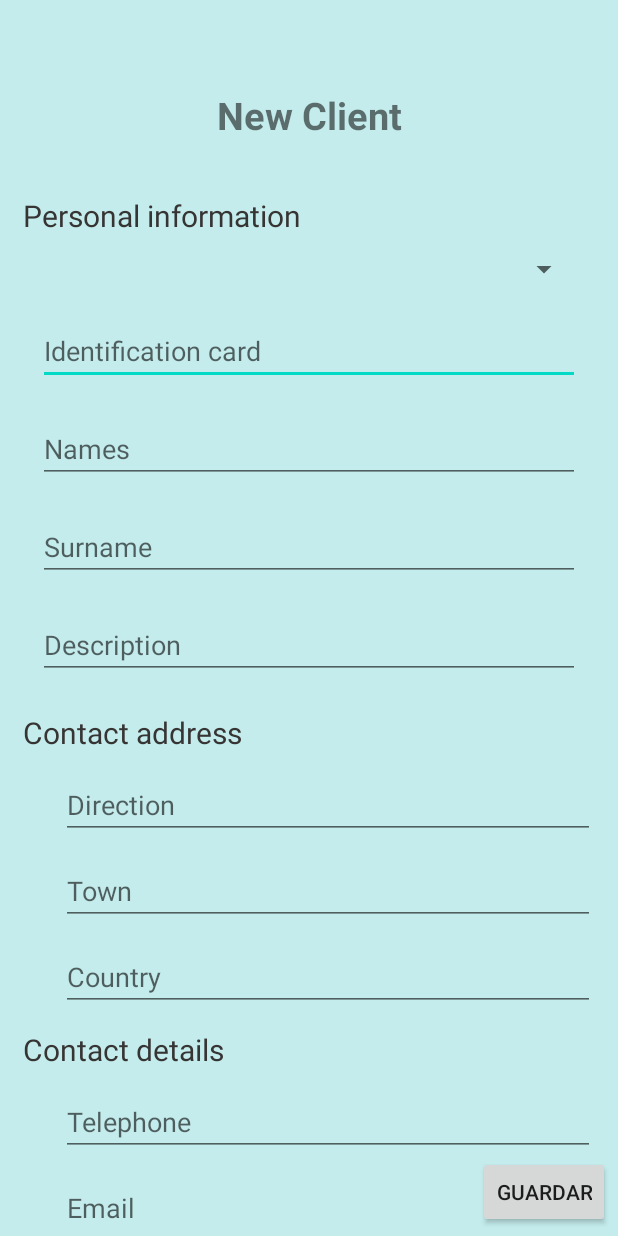
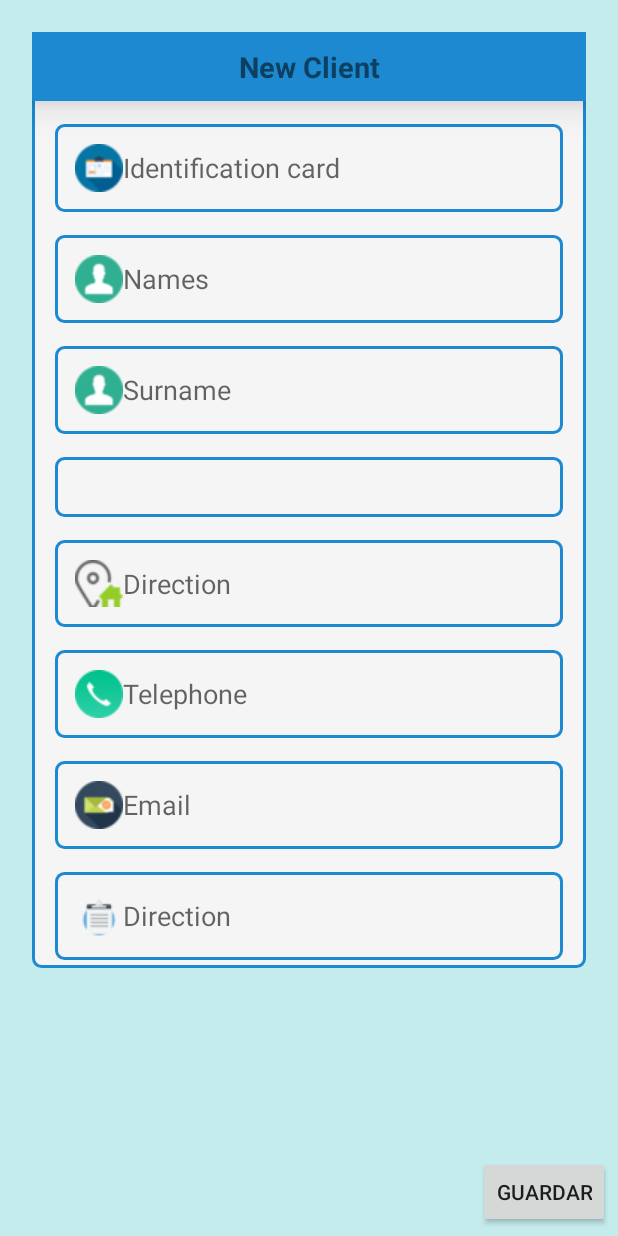
Before and after one commit to henryDev95/ProyectoMikroISP, an Android app: the layout activity_new_client.xml on its own in the app's theme, with its tools: preview values and no code run, on a phone screen of 412 x 824 dp. Run offline under Robolectric (Android 15) with nearby library versions, the phone set to English and light mode, and no system bars.

Commit message:
diseño de la interfaz del cliente

```diff
--- a/MikroIspApp/app/src/main/java/com/loogika/mikroisp/app/client/NewClientActivity.kt
+++ b/MikroIspApp/app/src/main/java/com/loogika/mikroisp/app/client/NewClientActivity.kt
@@ -19,17 +19,21 @@ class NewClientActivity : AppCompatActivity(){
         // Vincula la variabl con la vista
         binding = ActivityNewClientBinding.inflate(layoutInflater)
         setContentView(binding.root)
-        setupSpinner()
+      //  setupSpinner()
         //val string: String = getString(com.loogika.mikroisp.app.R.string.hello)
 
+        /*
         binding.save.setOnClickListener {
             val intento1 = Intent(this, DetailClientActivity::class.java)
             startActivity(intento1)
         }
 
+         */
+
 
     }
 
+    /*
     private fun setupSpinner() {
         val languages = resources.getStringArray(com.loogika.mikroisp.app.R.array.Languages)
         val spinner = binding.typeclient
@@ -48,6 +52,6 @@ class NewClientActivity : AppCompatActivity(){
     }
 
 
-
+    */
 
 }
--- a/MikroIspApp/app/src/main/res/drawable/shape_brakground.xml
+++ b/MikroIspApp/app/src/main/res/drawable/shape_brakground.xml
@@ -2,6 +2,6 @@
 <shape xmlns:android="http://schemas.android.com/apk/res/android"
     android:shape="rectangle">
     <solid android:color="@color/whitesmoke"></solid>
-    <stroke android:color="@color/colorSplash" android:width="3dp"/>
-    <corners android:radius="25dp"/>
+    <stroke android:color="@color/colorSplash" android:width="2dp"/>
+    <corners android:radius="5dp"/>
 </shape>
--- a/MikroIspApp/app/src/main/res/layout/activity_new_client.xml
+++ b/MikroIspApp/app/src/main/res/layout/activity_new_client.xml
@@ -5,199 +5,162 @@
     android:layout_width="match_parent"
     android:layout_height="match_parent"
     android:background="@color/colorFont"
-    android:padding="5dp"
-   >
+    android:padding="5dp">
 
     <androidx.core.widget.NestedScrollView
         android:layout_width="match_parent"
         android:layout_height="match_parent"
-        app:layout_constraintBottom_toTopOf="@+id/save"
         app:layout_constraintStart_toStartOf="parent"
-        app:layout_constraintEnd_toEndOf="parent"
-        >
-
-        <androidx.constraintlayout.widget.ConstraintLayout
-            android:layout_width="match_parent"
-            android:layout_height="match_parent"
-            android:background="@color/colorFont"
-            android:padding="10dp">
-
-
-            <TextView
-                android:id="@+id/textView2"
-                android:layout_width="wrap_content"
-                android:layout_height="wrap_content"
-                android:layout_marginTop="44dp"
-                android:text="@string/newClient"
-                android:textSize="25dp"
-                android:textStyle="bold"
-                app:layout_constraintEnd_toEndOf="parent"
-                app:layout_constraintStart_toStartOf="parent"
-                app:layout_constraintTop_toTopOf="parent" />
-
+        app:layout_constraintEnd_toEndOf="parent">
         <LinearLayout
-                android:id="@+id/identification"
+            android:orientation="vertical"
+            android:layout_margin="16dp"
             android:layout_width="match_parent"
             android:layout_height="wrap_content"
-                android:layout_marginTop="36dp"
-                android:orientation="vertical"
-                app:layout_constraintEnd_toEndOf="parent"
-                app:layout_constraintStart_toStartOf="parent"
-                app:layout_constraintTop_toBottomOf="@+id/textView2"
-                tools:ignore="MissingConstraints">
+            android:background="@drawable/shape_brakground">
+            <TextView
+                android:text="@string/newClient"
+                android:textStyle="bold"
+                android:textSize="19sp"
+                android:padding="10dp"
+                android:elevation="15dp"
+                android:background="@color/colorSplash"
+                android:layout_gravity="center"
+                android:gravity="center"
+                android:layout_width="match_parent"
+                android:layout_height="wrap_content"/>
 
-                <TextView
-                    android:id="@+id/textView4"
+            <EditText
+                android:id="@+id/dni"
                 android:layout_width="match_parent"
                 android:layout_height="wrap_content"
-                    android:text="@string/personalInformation"
-                    android:textColor="@color/colorBlack"
-                    android:textSize="20sp" />
+                android:hint="@string/identificationcard"
+                android:inputType="textPersonName"
+                android:textSize="18sp"
+                android:textStyle="normal"
+                android:background="@drawable/shape_brakground"
+                android:padding="13dp"
+                android:layout_marginLeft="15dp"
+                android:layout_marginRight="15dp"
+                android:layout_marginTop="15dp"
+                android:layout_marginBottom="5dp"
+                android:drawableLeft="@drawable/ico_dni"
+                />
 
+            <EditText
+                android:id="@+id/userName"
+                android:layout_width="match_parent"
+                android:layout_height="wrap_content"
+                android:hint="@string/names"
+                android:inputType="textPersonName"
+                android:textSize="18sp"
+                android:textStyle="normal"
+                android:background="@drawable/shape_brakground"
+                android:padding="13dp"
+                android:layout_marginLeft="15dp"
+                android:layout_marginRight="15dp"
+                android:layout_marginTop="10dp"
+                android:layout_marginBottom="5dp"
+                android:drawableLeft="@drawable/ico_name"
+                />
+            <EditText
+                android:id="@+id/secondName"
+                android:layout_width="match_parent"
+                android:layout_height="wrap_content"
+                android:hint="@string/surname"
+                android:inputType="textPersonName"
+                android:textSize="18sp"
+                android:textStyle="normal"
+                android:background="@drawable/shape_brakground"
+                android:padding="13dp"
+                android:layout_marginLeft="15dp"
+                android:layout_marginRight="15dp"
+                android:layout_marginTop="10dp"
+                android:layout_marginBottom="5dp"
+                android:drawableLeft="@drawable/ico_name"
+                />
             <Spinner
                 android:id="@+id/typeclient"
                 android:layout_width="match_parent"
                 android:layout_height="wrap_content"
-                    android:layout_margin="10dp"
-                    android:layout_marginTop="12dp"
                 android:text="Hello Tutorialwing"
-                    android:layout_centerInParent="true"/>
+                android:padding="20dp"
+                android:layout_marginLeft="15dp"
+                android:layout_marginRight="15dp"
+                android:layout_marginTop="10dp"
+                android:layout_marginBottom="5dp"
+                android:background="@drawable/shape_brakground"
 
+                />
 
             <EditText
-                    android:id="@+id/cedula"
+                android:id="@+id/address"
                 android:layout_width="match_parent"
                 android:layout_height="wrap_content"
-                    android:layout_margin="10dp"
-                    android:hint="@string/identificationcard"
-                    android:inputType="number"
-                    android:maxLength="13" />
+                android:hint="@string/direction"
+                android:inputType="textPersonName"
+                android:textSize="18sp"
+                android:textStyle="normal"
+                android:background="@drawable/shape_brakground"
+                android:padding="13dp"
+                android:layout_marginLeft="15dp"
+                android:layout_marginRight="15dp"
+                android:layout_marginTop="10dp"
+                android:layout_marginBottom="5dp"
+                android:drawableLeft="@drawable/ico_address"/>
 
             <EditText
-                    android:id="@+id/LastName"
+                android:id="@+id/telephone"
                 android:layout_width="match_parent"
                 android:layout_height="wrap_content"
-                    android:layout_margin="10dp"
-                    android:ems="10"
-                    android:hint="@string/names"
-                    android:inputType="textPersonName" />
+                android:hint="@string/telephone"
+                android:inputType="number"
+                android:textSize="18sp"
+                android:textStyle="normal"
+                android:background="@drawable/shape_brakground"
+                android:padding="13dp"
+                android:layout_marginLeft="15dp"
+                android:layout_marginRight="15dp"
+                android:layout_marginTop="10dp"
+                android:layout_marginBottom="5dp"
+                android:drawableLeft="@drawable/ico_telephone"/>
 
             <EditText
-                    android:id="@+id/SecondName"
+                android:id="@+id/Email"
                 android:layout_width="match_parent"
                 android:layout_height="wrap_content"
-                    android:layout_margin="10dp"
-                    android:ems="10"
-                    android:hint="@string/surname"
-                    android:inputType="textPersonName" />
-
+                android:hint="@string/email"
+                android:inputType="textEmailAddress"
+                android:textSize="18sp"
+                android:textStyle="normal"
+                android:background="@drawable/shape_brakground"
+                android:padding="13dp"
+                android:layout_marginLeft="15dp"
+                android:layout_marginRight="15dp"
+                android:layout_marginTop="10dp"
+                android:layout_marginBottom="5dp"
+                android:drawableLeft="@drawable/ico_email"/>
             <EditText
-                    android:id="@+id/Description"
+                android:id="@+id/descripcion"
                 android:layout_width="match_parent"
                 android:layout_height="wrap_content"
-                    android:layout_margin="10dp"
-                    android:ems="10"
-                    android:hint="@string/description"
-                    android:inputType="textPersonName" />
+                android:hint="@string/direction"
+                android:inputType="textPersonName"
+                android:textSize="18sp"
+                android:textStyle="normal"
+                android:background="@drawable/shape_brakground"
+                android:padding="13dp"
+                android:layout_marginLeft="15dp"
+                android:layout_marginRight="15dp"
+                android:layout_marginTop="10dp"
+                android:layout_marginBottom="5dp"
+                android:drawableLeft="@drawable/ico_description"/>
 
-            </LinearLayout>
-
-
-            <LinearLayout
-                android:id="@+id/detallContact"
-                android:layout_width="match_parent"
-                android:layout_height="wrap_content"
-                android:layout_marginTop="12dp"
-                android:orientation="vertical"
-                app:layout_constraintEnd_toEndOf="parent"
-                app:layout_constraintHorizontal_bias="0.555"
-                app:layout_constraintStart_toStartOf="parent"
-                app:layout_constraintTop_toBottomOf="@+id/identification">
-
-                <TextView
-                    android:id="@+id/textCont"
-                    android:layout_width="match_parent"
-                    android:layout_height="wrap_content"
-                    android:text="@string/contactAddress"
-                    android:textColor="@color/colorBlack"
-                    android:textSize="20sp" />
-
-                <EditText
-                    android:id="@+id/direction"
-                    android:layout_width="match_parent"
-                    android:layout_height="wrap_content"
-                    android:layout_marginLeft="25dp"
-                    android:layout_marginTop="12dp"
-                    android:ems="10"
-                    android:hint="@string/direction"
-                    android:inputType="textPersonName" />
-
-                <EditText
-                    android:id="@+id/town"
-                    android:layout_width="match_parent"
-                    android:layout_height="wrap_content"
-                    android:layout_marginLeft="25dp"
-                    android:layout_marginTop="12dp"
-                    android:ems="10"
-                    android:hint="@string/town"
-                    android:inputType="textPersonName" />
-
-                <EditText
-                    android:id="@+id/country"
-                    android:layout_width="match_parent"
-                    android:layout_height="wrap_content"
-                    android:layout_marginLeft="25dp"
-                    android:layout_marginTop="12dp"
-                    android:ems="10"
-                    android:hint="@string/country"
-                    android:inputType="textPersonName" />
 
 
         </LinearLayout>
 
 
-            <LinearLayout
-                android:id="@+id/contact"
-                android:layout_width="match_parent"
-                android:layout_height="wrap_content"
-                android:layout_marginTop="12dp"
-                android:orientation="vertical"
-                app:layout_constraintEnd_toEndOf="parent"
-                app:layout_constraintHorizontal_bias="0.555"
-                app:layout_constraintStart_toStartOf="parent"
-                app:layout_constraintTop_toBottomOf="@+id/detallContact">
-
-                <TextView
-                    android:id="@+id/textContact"
-                    android:layout_width="match_parent"
-                    android:layout_height="wrap_content"
-                    android:text="@string/contactDetails"
-                    android:textColor="@color/colorBlack"
-                    android:textSize="20dp" />
-
-                <EditText
-                    android:id="@+id/telephone"
-                    android:layout_width="match_parent"
-                    android:layout_height="wrap_content"
-                    android:layout_marginLeft="25dp"
-                    android:layout_marginTop="12dp"
-                    android:ems="10"
-                    android:hint="@string/telephone"
-                    android:inputType="textPersonName" />
-
-                <EditText
-                    android:id="@+id/Email"
-                    android:layout_width="match_parent"
-                    android:layout_height="wrap_content"
-                    android:layout_marginLeft="25dp"
-                    android:layout_marginTop="12dp"
-                    android:ems="10"
-                    android:hint="@string/email"
-                    android:inputType="textPersonName" />
-
-            </LinearLayout>
-
-        </androidx.constraintlayout.widget.ConstraintLayout>
 
     </androidx.core.widget.NestedScrollView>
 
@@ -211,4 +174,5 @@
     </Button>
 
 
+
 </androidx.constraintlayout.widget.ConstraintLayout>
--- a/MikroIspApp/app/src/main/res/layout/edit_device.xml
+++ b/MikroIspApp/app/src/main/res/layout/edit_device.xml
@@ -65,6 +65,50 @@
             android:layout_width="match_parent"
             android:layout_height="wrap_content"/>
 
+        <EditText
+            android:id="@+id/isAdd"
+            android:hint="Esta asignado.. "
+            android:inputType="phone"
+            android:background="@drawable/shape_brakground"
+            android:padding="15dp"
+            android:textSize="18sp"
+            android:textStyle="bold"
+            android:layout_marginLeft="15dp"
+            android:layout_marginRight="15dp"
+            android:layout_marginTop="5dp"
+            android:layout_marginBottom="15dp"
+            android:layout_width="match_parent"
+            android:layout_height="wrap_content"/>
+        <EditText
+            android:id="@+id/isAssigdned"
+            android:hint="Esta asignado.. "
+            android:inputType="phone"
+            android:background="@drawable/shape_brakground"
+            android:padding="15dp"
+            android:textSize="18sp"
+            android:textStyle="bold"
+            android:layout_marginLeft="15dp"
+            android:layout_marginRight="15dp"
+            android:layout_marginTop="5dp"
+            android:layout_marginBottom="15dp"
+            android:layout_width="match_parent"
+            android:layout_height="wrap_content"/>
+
+        <EditText
+            android:id="@+id/isAssignedl"
+            android:hint="Esta asignado.. "
+            android:inputType="phone"
+            android:background="@drawable/shape_brakground"
+            android:padding="15dp"
+            android:textSize="18sp"
+            android:textStyle="bold"
+            android:layout_marginLeft="15dp"
+            android:layout_marginRight="15dp"
+            android:layout_marginTop="5dp"
+            android:layout_marginBottom="15dp"
+            android:layout_width="match_parent"
+            android:layout_height="wrap_content"/>
+
     </LinearLayout>
 
 </LinearLayout>
--- a/MikroIspApp/app/src/main/res/layout/nav_header_dashboard.xml
+++ b/MikroIspApp/app/src/main/res/layout/nav_header_dashboard.xml
@@ -26,5 +26,6 @@
         android:id="@+id/textView"
         android:layout_width="wrap_content"
         android:layout_height="wrap_content"
+        android:textSize="20sp"
         android:text="Loogika S.A" />
 </LinearLayout>
--- a/MikroIspApp/app/src/main/res/values/styles.xml
+++ b/MikroIspApp/app/src/main/res/values/styles.xml
@@ -9,4 +9,6 @@
     <style name="SplashStyle" parent="Theme.AppCompat.Light.NoActionBar">
          <item name="android:windowBackground">@drawable/splash_content</item>
     </style>
+
+
 </resources>
```
Also changed, not shown: MikroIspApp/app/src/main/res/drawable-v24/ico_address.png (added), MikroIspApp/app/src/main/res/drawable-v24/ico_description.png (added), MikroIspApp/app/src/main/res/drawable-v24/ico_dni.png (added), MikroIspApp/app/src/main/res/drawable-v24/ico_email.png (added), MikroIspApp/app/src/main/res/drawable-v24/ico_name.png (added), MikroIspApp/app/src/main/res/drawable-v24/ico_telephone.png (added). Lines whose indentation alone changed are shown as unchanged.
